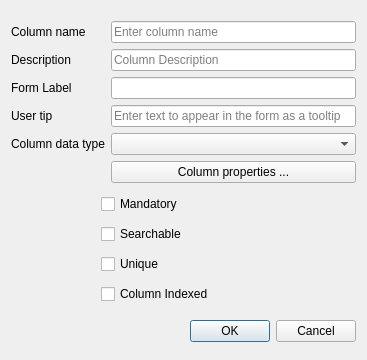
Above: ui/wizard/ui_column_editor.ui from gltn/stdm before the change. Below: the same form after it.
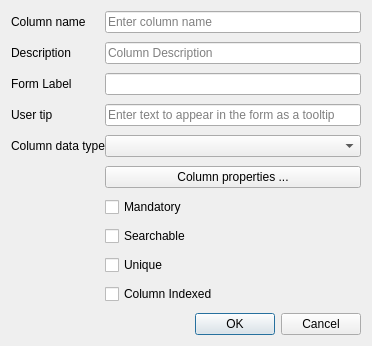
That is the form after the change.

Commit message: Adjusting the size of column editor dialog

The edit to the form file:
```diff
--- a/ui/wizard/ui_column_editor.ui
+++ b/ui/wizard/ui_column_editor.ui
@@ -7,11 +7,11 @@
     <x>0</x>
     <y>0</y>
     <width>367</width>
-    <height>360</height>
+    <height>337</height>
    </rect>
   </property>
   <property name="sizePolicy">
-   <sizepolicy hsizetype="MinimumExpanding" vsizetype="Maximum">
+   <sizepolicy hsizetype="MinimumExpanding" vsizetype="Preferred">
     <horstretch>0</horstretch>
     <verstretch>0</verstretch>
    </sizepolicy>
@@ -25,19 +25,97 @@
   <property name="windowTitle">
    <string>Column editor</string>
   </property>
-  <layout class="QVBoxLayout" name="verticalLayout_3">
-   <item>
-    <layout class="QVBoxLayout" name="notif_bar">
-     <property name="spacing">
-      <number>8</number>
+  <layout class="QGridLayout" name="gridLayout_3" rowstretch="0,0,0">
+   <property name="verticalSpacing">
+    <number>9</number>
+   </property>
+   <item row="2" column="0">
+    <layout class="QVBoxLayout" name="verticalLayout_2" stretch="0">
+     <property name="sizeConstraint">
+      <enum>QLayout::SetFixedSize</enum>
+     </property>
+     <property name="topMargin">
+      <number>0</number>
      </property>
      <property name="bottomMargin">
-      <number>5</number>
+      <number>0</number>
      </property>
+     <item>
+      <widget class="QDialogButtonBox" name="buttonBox">
+       <property name="orientation">
+        <enum>Qt::Horizontal</enum>
+       </property>
+       <property name="standardButtons">
+        <set>QDialogButtonBox::Cancel|QDialogButtonBox::Ok</set>
+       </property>
+      </widget>
+     </item>
     </layout>
    </item>
-   <item>
+   <item row="1" column="0">
     <layout class="QGridLayout" name="gridLayout">
+     <property name="verticalSpacing">
+      <number>9</number>
+     </property>
+     <item row="2" column="0">
+      <widget class="QLabel" name="label">
+       <property name="text">
+        <string>Form Label</string>
+       </property>
+      </widget>
+     </item>
+     <item row="2" column="1">
+      <widget class="QLineEdit" name="txt_form_label">
+       <property name="maxLength">
+        <number>100</number>
+       </property>
+      </widget>
+     </item>
+     <item row="6" column="1">
+      <widget class="QCheckBox" name="cbMandt">
+       <property name="sizePolicy">
+        <sizepolicy hsizetype="Minimum" vsizetype="Fixed">
+         <horstretch>0</horstretch>
+         <verstretch>0</verstretch>
+        </sizepolicy>
+       </property>
+       <property name="layoutDirection">
+        <enum>Qt::LeftToRight</enum>
+       </property>
+       <property name="text">
+        <string>Mandatory</string>
+       </property>
+       <property name="checked">
+        <bool>false</bool>
+       </property>
+      </widget>
+     </item>
+     <item row="8" column="1">
+      <widget class="QCheckBox" name="cbUnique">
+       <property name="sizePolicy">
+        <sizepolicy hsizetype="Expanding" vsizetype="Fixed">
+         <horstretch>0</horstretch>
+         <verstretch>0</verstretch>
+        </sizepolicy>
+       </property>
+       <property name="text">
+        <string>Unique</string>
+       </property>
+      </widget>
+     </item>
+     <item row="7" column="1">
+      <widget class="QCheckBox" name="cbSearch">
+       <property name="sizePolicy">
+        <sizepolicy hsizetype="Expanding" vsizetype="Fixed">
+         <horstretch>0</horstretch>
+         <verstretch>0</verstretch>
+        </sizepolicy>
+       </property>
+       <property name="text">
+        <string>Searchable</string>
+       </property>
+      </widget>
+     </item>
      <item row="3" column="0">
       <widget class="QLabel" name="label_11">
        <property name="text">
@@ -64,6 +142,18 @@
      </item>
      <item row="1" column="1">
       <widget class="QLineEdit" name="edtColDesc">
+       <property name="sizePolicy">
+        <sizepolicy hsizetype="Expanding" vsizetype="Minimum">
+         <horstretch>0</horstretch>
+         <verstretch>0</verstretch>
+        </sizepolicy>
+       </property>
+       <property name="minimumSize">
+        <size>
+         <width>256</width>
+         <height>0</height>
+        </size>
+       </property>
        <property name="placeholderText">
         <string>Column Description</string>
        </property>
@@ -71,6 +161,18 @@
      </item>
      <item row="0" column="1">
       <widget class="QLineEdit" name="edtColName">
+       <property name="sizePolicy">
+        <sizepolicy hsizetype="Expanding" vsizetype="Minimum">
+         <horstretch>0</horstretch>
+         <verstretch>0</verstretch>
+        </sizepolicy>
+       </property>
+       <property name="minimumSize">
+        <size>
+         <width>256</width>
+         <height>0</height>
+        </size>
+       </property>
        <property name="placeholderText">
         <string>Enter column name</string>
        </property>
@@ -119,82 +221,7 @@
        </property>
       </widget>
      </item>
-     <item row="2" column="0">
-      <widget class="QLabel" name="label">
-       <property name="text">
-        <string>Form Label</string>
-       </property>
-      </widget>
-     </item>
-     <item row="2" column="1">
-      <widget class="QLineEdit" name="txt_form_label">
-       <property name="maxLength">
-        <number>100</number>
-       </property>
-      </widget>
-     </item>
-    </layout>
-   </item>
-   <item>
-    <layout class="QGridLayout" name="gridLayout_2">
-     <property name="leftMargin">
-      <number>90</number>
-     </property>
-     <property name="rightMargin">
-      <number>0</number>
-     </property>
-     <property name="bottomMargin">
-      <number>5</number>
-     </property>
-     <property name="verticalSpacing">
-      <number>10</number>
-     </property>
-     <item row="0" column="0">
-      <widget class="QCheckBox" name="cbMandt">
-       <property name="sizePolicy">
-        <sizepolicy hsizetype="Minimum" vsizetype="Fixed">
-         <horstretch>0</horstretch>
-         <verstretch>0</verstretch>
-        </sizepolicy>
-       </property>
-       <property name="layoutDirection">
-        <enum>Qt::LeftToRight</enum>
-       </property>
-       <property name="text">
-        <string>Mandatory</string>
-       </property>
-       <property name="checked">
-        <bool>false</bool>
-       </property>
-      </widget>
-     </item>
-     <item row="1" column="0">
-      <widget class="QCheckBox" name="cbSearch">
-       <property name="sizePolicy">
-        <sizepolicy hsizetype="Expanding" vsizetype="Fixed">
-         <horstretch>0</horstretch>
-         <verstretch>0</verstretch>
-        </sizepolicy>
-       </property>
-       <property name="text">
-        <string>Searchable</string>
-       </property>
-      </widget>
-     </item>
-     <item row="2" column="0">
-      <widget class="QCheckBox" name="cbUnique">
-       <property name="sizePolicy">
-        <sizepolicy hsizetype="Expanding" vsizetype="Fixed">
-         <horstretch>0</horstretch>
-         <verstretch>0</verstretch>
-        </sizepolicy>
-       </property>
-       <property name="text">
-        <string>Unique</string>
-       </property>
-      </widget>
-     </item>
-     <item row="3" column="0">
+     <item row="9" column="1">
       <widget class="QCheckBox" name="cbIndex">
        <property name="sizePolicy">
         <sizepolicy hsizetype="Expanding" vsizetype="Fixed">
@@ -209,24 +236,17 @@
      </item>
     </layout>
    </item>
-   <item>
-    <layout class="QVBoxLayout" name="verticalLayout_2" stretch="0">
+   <item row="0" column="0">
+    <layout class="QVBoxLayout" name="notif_bar">
+     <property name="spacing">
+      <number>6</number>
+     </property>
      <property name="sizeConstraint">
-      <enum>QLayout::SetFixedSize</enum>
+      <enum>QLayout::SetDefaultConstraint</enum>
      </property>
-     <property name="topMargin">
+     <property name="bottomMargin">
       <number>0</number>
      </property>
-     <item>
-      <widget class="QDialogButtonBox" name="buttonBox">
-       <property name="orientation">
-        <enum>Qt::Horizontal</enum>
-       </property>
-       <property name="standardButtons">
-        <set>QDialogButtonBox::Cancel|QDialogButtonBox::Ok</set>
-       </property>
-      </widget>
-     </item>
     </layout>
    </item>
   </layout>
```
Left out of the diff: 4 changed lines with no effect on the pictures. The commit also changes 2 other files.
